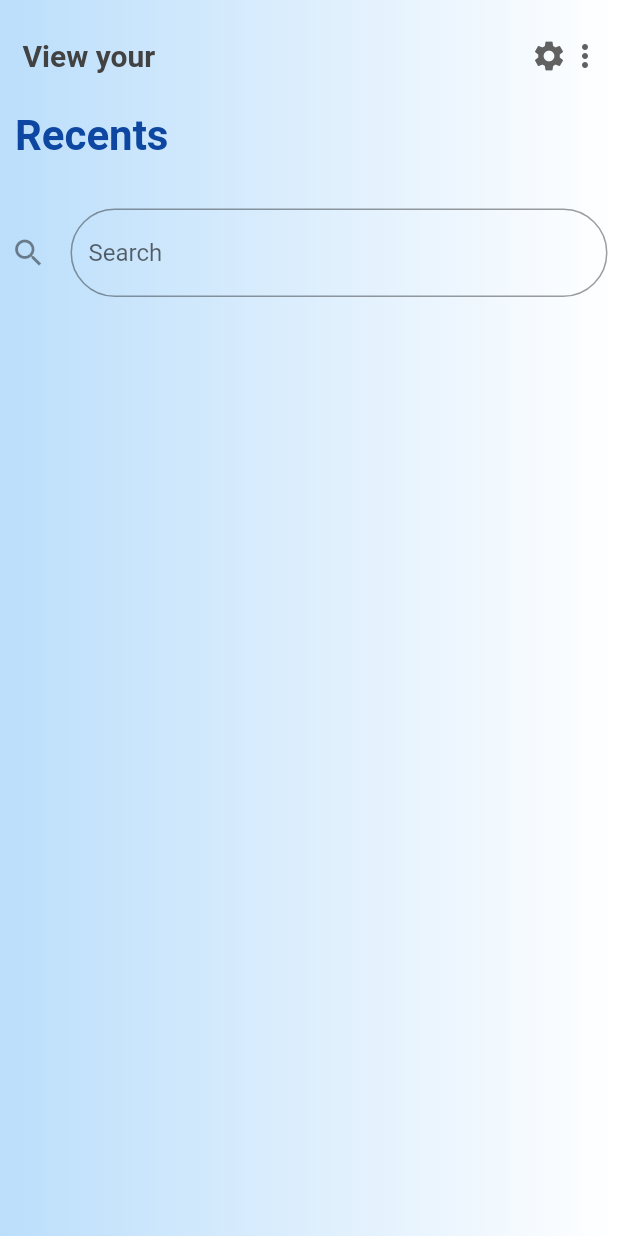
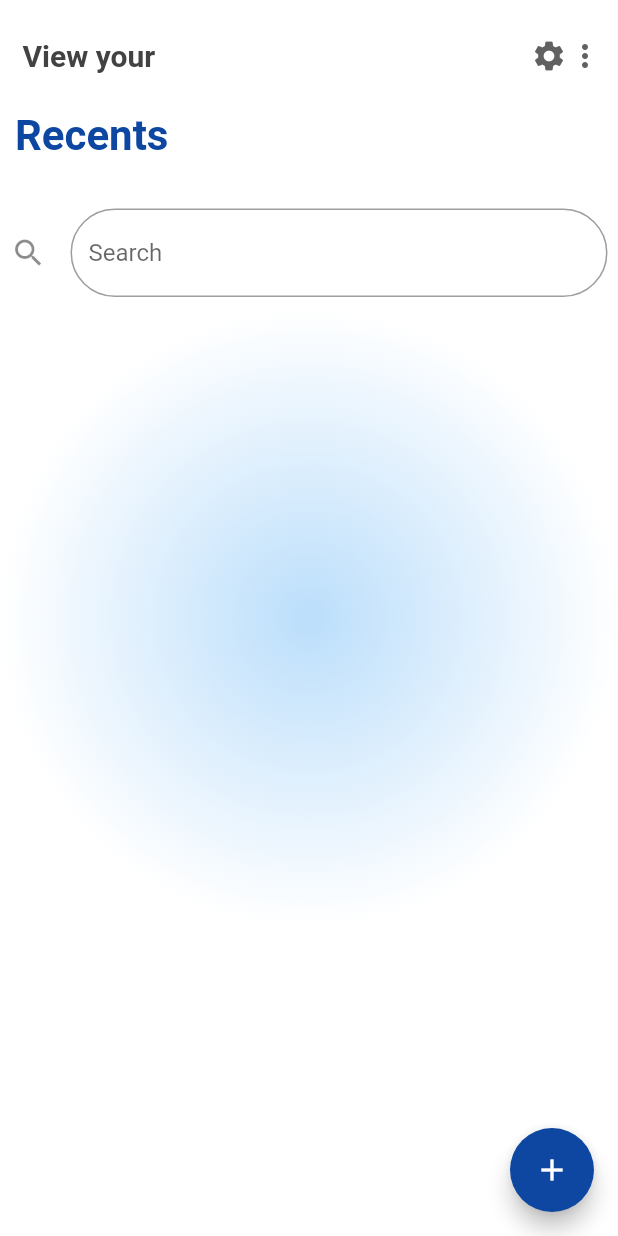
Before and after one commit to jeremiasramirez/flutter-design-google-files, a Flutter app: the screen it shows after launch, on a phone screen of 412 x 824 dp. Run offline on Flutter 3.47's test engine with Material 2 defaults, Android fonts, the phone set to English and light mode, and no system bars; Roboto replaces fonts that are missing (arial).

Commit message:
separando widgets principales

```diff
--- a/lib/pages/home/home.page.dart
+++ b/lib/pages/home/home.page.dart
@@ -1,5 +1,7 @@
 import "package:flutter/material.dart";
 import 'package:folders_file/widgets/appbar/appbar.navigate.dart';
+import 'package:folders_file/widgets/field/textField.widget.dart';
+import 'package:folders_file/widgets/floating-add/floating-add.widget.dart';
 import 'package:folders_file/widgets/separated/separated.widget.dart';
 
 class Home extends StatelessWidget {
@@ -7,15 +9,15 @@ class Home extends StatelessWidget {
     return MaterialApp(
         debugShowCheckedModeBanner: false,
         home: Scaffold(
+            floatingActionButtonLocation: FloatingAdd().location(),
+            floatingActionButton: FloatingAdd(),
             body: Container(
-                decoration: BoxDecoration(
-                    gradient: LinearGradient(
-                        colors: [Colors.blue[100], Colors.white])),
+                decoration: decorationForHome(),
                 child: ListView(children: [
                   AppbarNavigate(),
                   this.title(),
                   Separated(0, 25.0),
-                  this.search()
+                  Field()
                 ]))));
   }
 
@@ -28,18 +30,10 @@ class Home extends StatelessWidget {
                 fontSize: 28,
                 color: Colors.blue[900])));
   }
+}
 
-  Container search() {
-    return Container(
-      margin: EdgeInsets.all(7.0),
-      child: TextField(
-        cursorColor: Colors.black,
-        decoration: InputDecoration(
-            fillColor: Colors.white,
-            icon: Icon(Icons.search),
-            border: OutlineInputBorder(borderRadius: BorderRadius.circular(30)),
-            hintText: "Search"),
-      ),
-    );
-  }
+Decoration decorationForHome() {
+  return BoxDecoration(
+      gradient: RadialGradient(
+          tileMode: TileMode.clamp, colors: [Colors.blue[100], Colors.white]));
 }
--- /dev/null
+++ b/lib/widgets/field/textField.widget.dart
@@ -0,0 +1,18 @@
+import 'package:flutter/material.dart';
+
+class Field extends StatelessWidget {
+  Container build(context) {
+    return Container(
+      margin: EdgeInsets.all(7.0),
+      child: TextField(
+        keyboardType: TextInputType.name,
+        cursorColor: Colors.black,
+        decoration: InputDecoration(
+            fillColor: Colors.white,
+            icon: Icon(Icons.search),
+            border: OutlineInputBorder(borderRadius: BorderRadius.circular(30)),
+            hintText: "Search"),
+      ),
+    );
+  }
+}
--- /dev/null
+++ b/lib/widgets/floating-add/floating-add.widget.dart
@@ -0,0 +1,14 @@
+import 'package:flutter/material.dart';
+
+class FloatingAdd extends StatelessWidget {
+  FloatingActionButton build(context) {
+    return FloatingActionButton(
+        backgroundColor: Colors.blue[900],
+        child: Icon(Icons.add),
+        onPressed: () {});
+  }
+
+  FloatingActionButtonLocation location() {
+    return FloatingActionButtonLocation.endFloat;
+  }
+}
```
